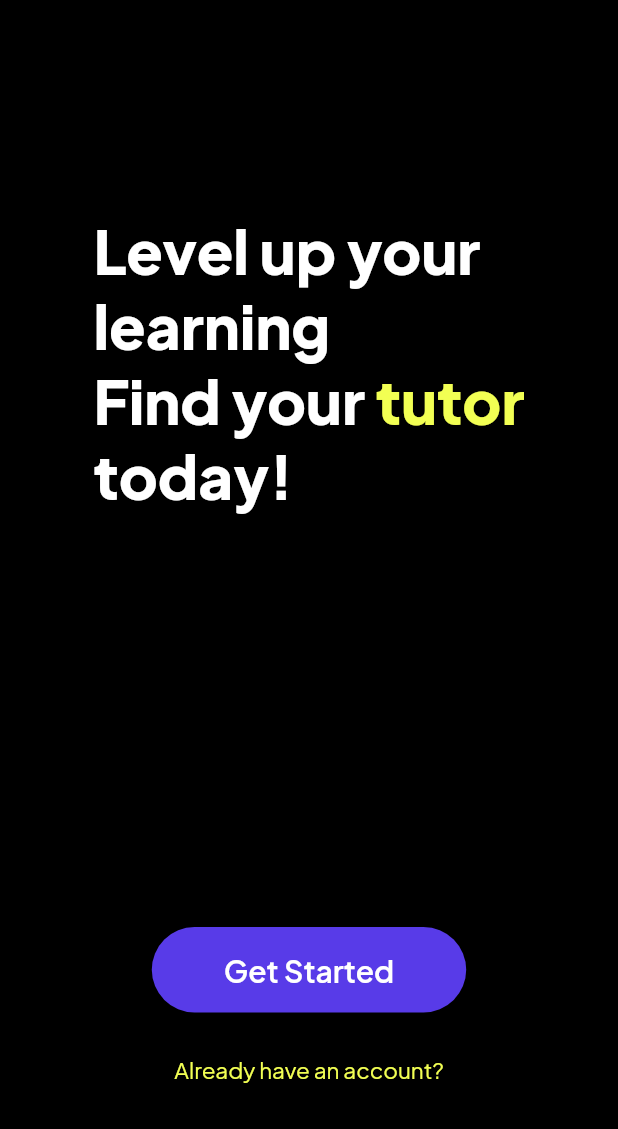
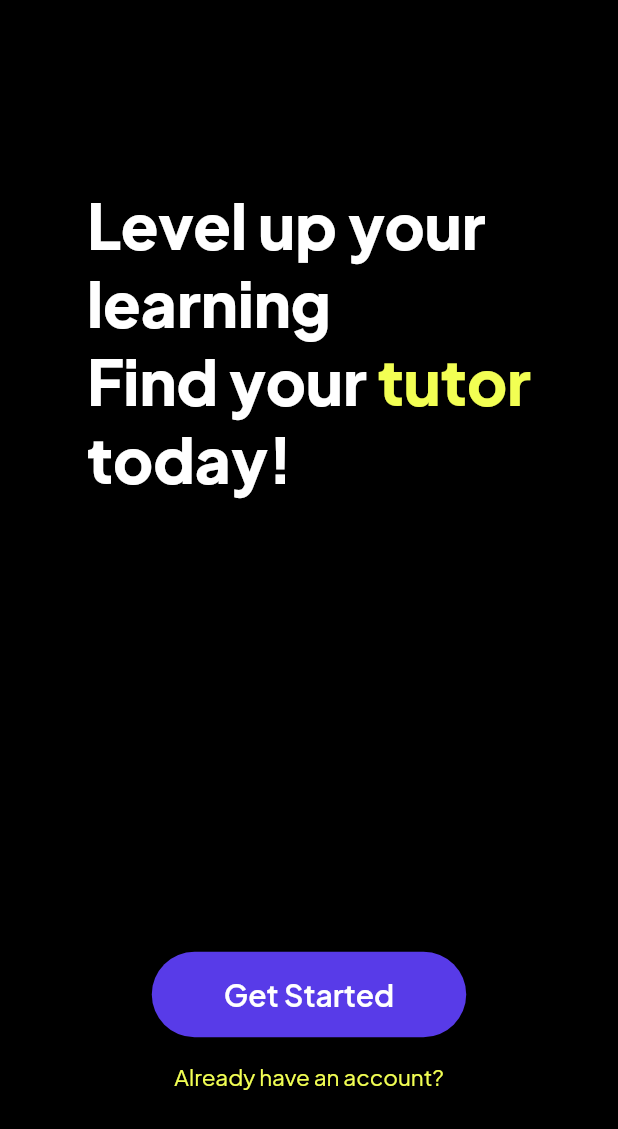
Before and after one commit to mustafakhokhar/TutorX, a Flutter app: the screen it shows after launch, on a phone screen of 412 x 824 dp. Shown: the top 1129 px of the screen. Run offline on Flutter 3.47's test engine with Material 2 defaults, Android fonts, the phone set to English and light mode, and no system bars; our stand-ins replace firebase_auth, firebase_core, geolocator, google_maps_flutter, google_sign_in, location and 2 more; missing offline and left inert: dart:ffi, google_place; accounts and stored records are empty.

Commit message:
Made the first screen to be dynamically resized

```diff
--- a/Frontend/lib/screens/common/first_screen.dart
+++ b/Frontend/lib/screens/common/first_screen.dart
@@ -9,6 +9,10 @@ import 'package:tutorx/widgets/asking_signup.dart';
 class FirstScreen extends StatelessWidget {
   @override
   Widget build(BuildContext context) {
+    final screenHeight = MediaQuery.of(context).size.height;
+    final screenWidth = MediaQuery.of(context).size.width;
+    final textScaleFactor = MediaQuery.of(context).textScaleFactor;
+
     return Scaffold(
       backgroundColor: Colors.black,
       body: SafeArea(
@@ -19,7 +23,7 @@ class FirstScreen extends StatelessWidget {
               flex: 3,
               child: Container(
                 alignment: Alignment.topCenter,
-                padding: EdgeInsets.only(top: 141),
+                padding: EdgeInsets.only(top: screenHeight * 0.15),
                 child: Text.rich(
                   TextSpan(
                     children: [
@@ -27,7 +31,7 @@ class FirstScreen extends StatelessWidget {
                         text: 'Level up your\nlearning\nFind your ',
                         style: TextStyle(
                           fontWeight: FontWeight.w800,
-                          fontSize: 40,
+                          fontSize: screenWidth * 0.1 * textScaleFactor,
                           fontFamily: 'JakartaSans',
                         ),
                       ),
@@ -35,7 +39,7 @@ class FirstScreen extends StatelessWidget {
                         text: 'tutor',
                         style: TextStyle(
                           fontWeight: FontWeight.w800,
-                          fontSize: 40,
+                          fontSize: screenWidth * 0.1 * textScaleFactor,
                           fontFamily: 'JakartaSans',
                           color: Color(0xFFF2FF53),
                         ),
@@ -44,7 +48,7 @@ class FirstScreen extends StatelessWidget {
                         text: '\ntoday!',
                         style: TextStyle(
                           fontWeight: FontWeight.w800,
-                          fontSize: 40,
+                          fontSize: screenWidth * 0.1 * textScaleFactor,
                           fontFamily: 'JakartaSans',
                         ),
                       ),
@@ -57,12 +61,14 @@ class FirstScreen extends StatelessWidget {
               flex: 1,
               child: Column(
                 children: [
+                  SizedBox(
+                    height: screenHeight * 0.02,
+                  ),
                   AskingSignup(),
                   SizedBox(
-                    height: 28,
+                    height: screenHeight * 0.02,
                   ),
                   AskingSignIn(),
-
                 ],
               ),
             ),
```
